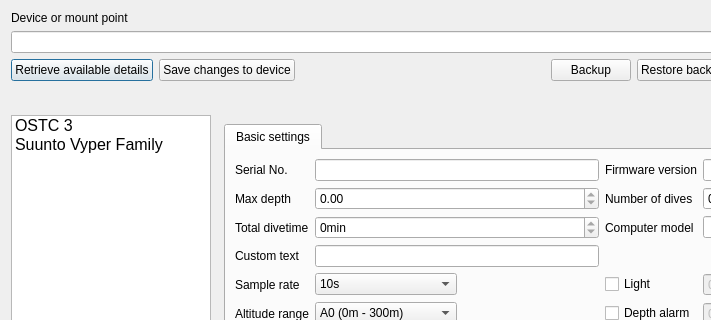
Old version of the form qt-ui/configuredivecomputerdialog.ui in the repository subsurface/subsurface; both pictures show x 0 to 711 and y 0 to 320 of the 842 by 614 pixel window.
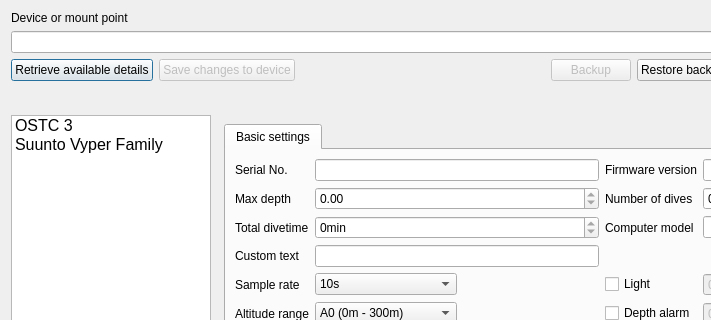
New version of the form. Icons and pictures are not drawn.

Commit message:
Don't allow writing before we got data
Don't allow creation of backup files or writes to the computer before we
know we got some data, either from a backup file or from the actual
device.

What changed in the file:
```diff
--- a/qt-ui/configuredivecomputerdialog.ui
+++ b/qt-ui/configuredivecomputerdialog.ui
@@ -57,6 +57,12 @@
      </item>
      <item>
       <widget class="QPushButton" name="saveSettingsPushButton">
+       <property name="enabled">
+        <bool>false</bool>
+       </property>
+       <property name="toolTip">
+        <string>Read settnings from backup file or from device before writing to the device</string>
+       </property>
        <property name="text">
         <string>Save changes to device</string>
        </property>
@@ -77,6 +83,12 @@
      </item>
      <item>
       <widget class="QPushButton" name="backupButton">
+       <property name="enabled">
+        <bool>false</bool>
+       </property>
+       <property name="toolTip">
+        <string>Read settnings from backup file or from device before writing to a backup file</string>
+       </property>
        <property name="text">
         <string>Backup</string>
        </property>
```
The commit also changes 1 other file.
